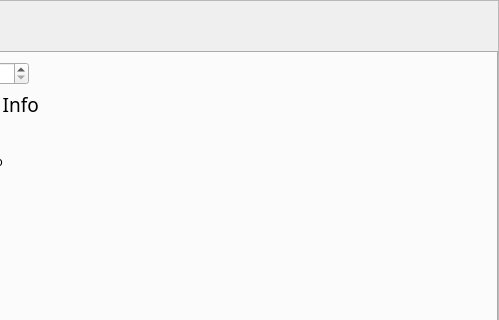
This is apps/CryptoForm/cryptoForm.ui in assignonward/aosuite as Qt 5 draws it before an edit; both pictures show x 408 to 907 and y 0 to 320 of the 907 by 846 pixel window. The edited form follows.
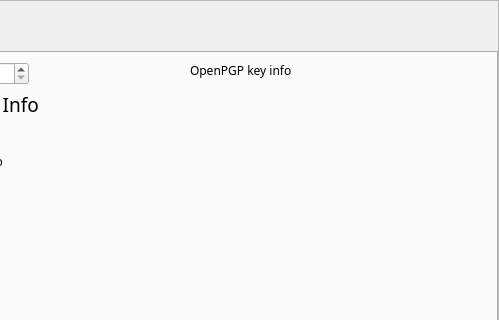
This is the edited form. The open tabs and pages were chosen to show the change. Icons and pictures are not drawn.

```diff
--- a/apps/CryptoForm/cryptoForm.ui
+++ b/apps/CryptoForm/cryptoForm.ui
@@ -445,6 +445,42 @@
             </item>
            </layout>
           </item>
+          <item row="0" column="2" rowspan="5">
+           <widget class="QLabel" name="openPGPkeyInfo">
+            <property name="sizePolicy">
+             <sizepolicy hsizetype="MinimumExpanding" vsizetype="Preferred">
+              <horstretch>0</horstretch>
+              <verstretch>0</verstretch>
+             </sizepolicy>
+            </property>
+            <property name="maximumSize">
+             <size>
+              <width>600</width>
+              <height>16777215</height>
+             </size>
+            </property>
+            <property name="font">
+             <font>
+              <family>Ubuntu Mono</family>
+             </font>
+            </property>
+            <property name="text">
+             <string>OpenPGP key info</string>
+            </property>
+            <property name="textFormat">
+             <enum>Qt::PlainText</enum>
+            </property>
+            <property name="alignment">
+             <set>Qt::AlignLeading|Qt::AlignLeft|Qt::AlignTop</set>
+            </property>
+            <property name="wordWrap">
+             <bool>true</bool>
+            </property>
+            <property name="textInteractionFlags">
+             <set>Qt::NoTextInteraction</set>
+            </property>
+           </widget>
+          </item>
          </layout>
         </widget>
        </widget>
```
